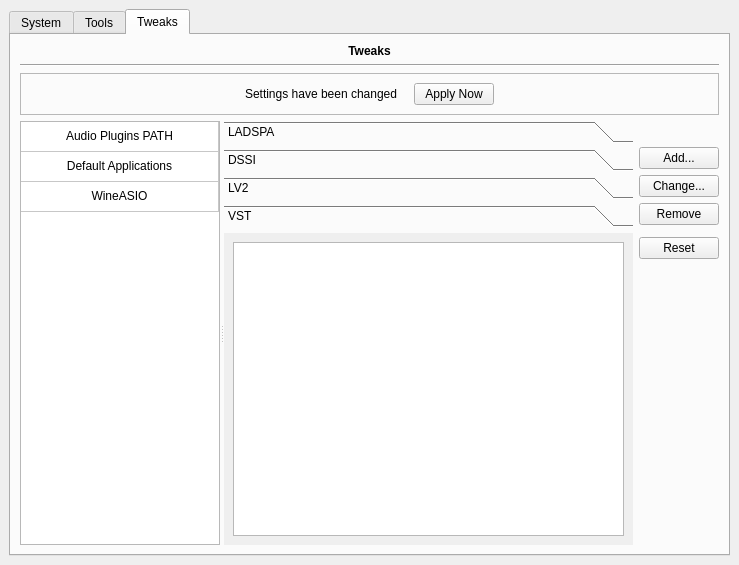
Above: resources/ui/cadence.ui from falkTX/Cadence before the change. Below: the same form after it.
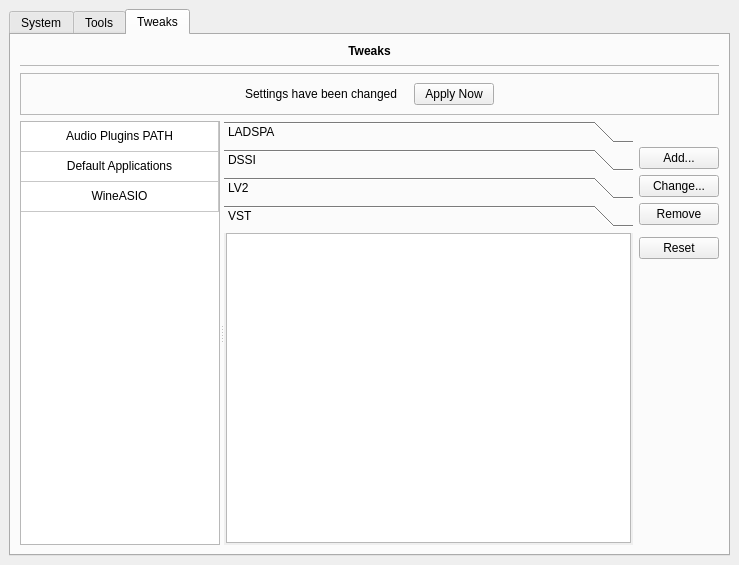
That is the form after the change. The open tabs and pages were chosen to show the change. Icons and pictures are not drawn. Custom widgets are drawn as their Qt base class.

Commit message: Cadence: Minor UI update (thicker lines)

```diff
--- a/resources/ui/cadence.ui
+++ b/resources/ui/cadence.ui
@@ -7,7 +7,7 @@
     <x>0</x>
     <y>0</y>
     <width>739</width>
-    <height>529</height>
+    <height>564</height>
    </rect>
   </property>
   <property name="windowTitle">
@@ -1305,6 +1305,12 @@
         </item>
         <item>
          <widget class="Line" name="line_tweaks">
+          <property name="lineWidth">
+           <number>0</number>
+          </property>
+          <property name="midLineWidth">
+           <number>1</number>
+          </property>
           <property name="orientation">
            <enum>Qt::Horizontal</enum>
           </property>
@@ -1525,6 +1531,18 @@
              </item>
              <item row="0" column="0" rowspan="8">
               <widget class="QToolBox" name="tb_tweak_plugins">
+               <property name="frameShape">
+                <enum>QFrame::Panel</enum>
+               </property>
+               <property name="frameShadow">
+                <enum>QFrame::Sunken</enum>
+               </property>
+               <property name="lineWidth">
+                <number>0</number>
+               </property>
+               <property name="midLineWidth">
+                <number>1</number>
+               </property>
                <property name="currentIndex">
                 <number>0</number>
                </property>
@@ -1587,14 +1605,26 @@
                  <rect>
                   <x>0</x>
                   <y>0</y>
-                  <width>94</width>
-                  <height>76</height>
+                  <width>409</width>
+                  <height>322</height>
                  </rect>
                 </property>
                 <attribute name="label">
                  <string>VST</string>
                 </attribute>
                 <layout class="QVBoxLayout" name="verticalLayout_14">
+                 <property name="leftMargin">
+                  <number>2</number>
+                 </property>
+                 <property name="topMargin">
+                  <number>0</number>
+                 </property>
+                 <property name="rightMargin">
+                  <number>2</number>
+                 </property>
+                 <property name="bottomMargin">
+                  <number>2</number>
+                 </property>
                  <item>
                   <widget class="QListWidget" name="list_VST"/>
                  </item>
```
Left out of the diff: 122 changed lines with no effect on the pictures. The commit also changes 2 other files.
